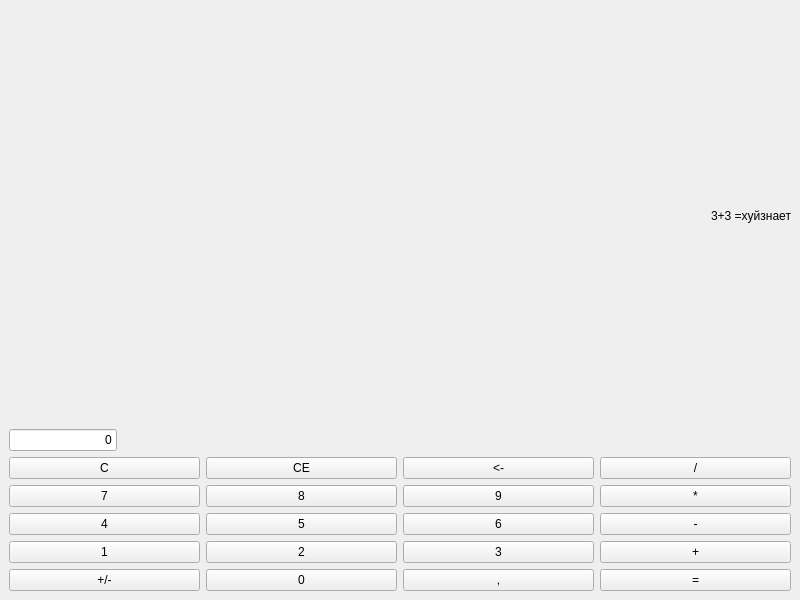
Above: Calculator/Calculator.ui from DrunkMaster1/calculator before the change. Below: the same form after it.
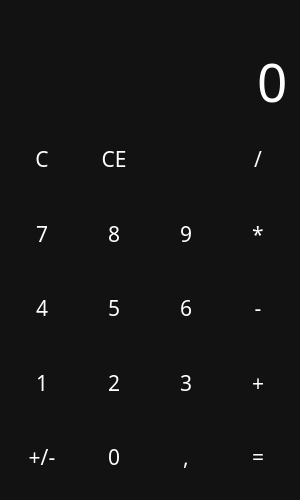
That is the form after the change. Icons and pictures are not drawn.

Commit message: добавили руку

```diff
--- a/Calculator/Calculator.ui
+++ b/Calculator/Calculator.ui
@@ -2,23 +2,67 @@
 <ui version="4.0">
  <class>MainWindow</class>
  <widget class="QMainWindow" name="MainWindow">
+  <property name="enabled">
+   <bool>true</bool>
+  </property>
   <property name="geometry">
    <rect>
     <x>0</x>
     <y>0</y>
-    <width>800</width>
-    <height>600</height>
+    <width>300</width>
+    <height>500</height>
    </rect>
   </property>
+  <property name="minimumSize">
+   <size>
+    <width>300</width>
+    <height>500</height>
+   </size>
+  </property>
   <property name="windowTitle">
    <string>Calculator</string>
   </property>
+  <property name="windowIcon">
+   <iconset resource="C:/Users/Глеб/Python 3.10/Lib/site-packages/PySide6/files.qrc">
+    <normaloff>:/icons/D:/Загрузки/calculate_FILL0_wght400_GRAD0_opsz48.svg</normaloff>:/icons/D:/Загрузки/calculate_FILL0_wght400_GRAD0_opsz48.svg</iconset>
+  </property>
+  <property name="styleSheet">
+   <string notr="true">QWidget {
+color: white;
+background-color: #121212;
+font-family: Rubik;
+font-size: 16pt;
+font-weight: 600pt;
+
+}
+QPushButton {
+
+    background-color: transparent;
+    border: none;
+
+}
+
+QPushButton:hover {
+
+    background-color: #666;
+
+}
+
+QPushButton:pressed {
+
+    background-color: #888;
+
+}</string>
+  </property>
   <widget class="QWidget" name="centralwidget">
    <layout class="QVBoxLayout" name="verticalLayout">
     <item>
      <widget class="QLabel" name="blb_temp">
+      <property name="styleSheet">
+       <string notr="true">color: #888;</string>
+      </property>
       <property name="text">
-       <string>3+3 =хуйзнает</string>
+       <string/>
       </property>
       <property name="alignment">
        <set>Qt::AlignRight|Qt::AlignTrailing|Qt::AlignVCenter</set>
@@ -28,11 +72,15 @@
     <item>
      <widget class="QLineEdit" name="le_entry">
       <property name="sizePolicy">
-       <sizepolicy hsizetype="Maximum" vsizetype="Fixed">
+       <sizepolicy hsizetype="Minimum" vsizetype="Maximum">
         <horstretch>0</horstretch>
         <verstretch>0</verstretch>
        </sizepolicy>
       </property>
+      <property name="styleSheet">
+       <string notr="true">font-size: 40pt;
+border:none;</string>
+      </property>
       <property name="text">
        <string>0</string>
       </property>
@@ -51,6 +99,14 @@
      <layout class="QGridLayout" name="layout_buttons">
       <item row="2" column="0">
        <widget class="QPushButton" name="btn_7">
+        <property name="sizePolicy">
+         <sizepolicy hsizetype="Minimum" vsizetype="Expanding">
+          <horstretch>0</horstretch>
+          <verstretch>0</verstretch>
+         </sizepolicy>
+        </property><property name="cursor">
+         <cursorShape>PointingHandCursor</cursorShape>
+        </property>
         <property name="text">
          <string>7</string>
         </property>
@@ -61,6 +117,16 @@
       </item>
       <item row="1" column="0">
        <widget class="QPushButton" name="btn_Del">
+        <property name="sizePolicy">
+         <sizepolicy hsizetype="Minimum" vsizetype="Expanding">
+          <horstretch>0</horstretch>
+          <verstretch>0</verstretch>
+         </sizepolicy>
+        </property>
+        
+        <property name="cursor">
+         <cursorShape>PointingHandCursor</cursorShape>
+        </property>
         <property name="text">
          <string>C</string>
         </property>
@@ -68,6 +134,14 @@
       </item>
       <item row="1" column="1">
        <widget class="QPushButton" name="btn_CE">
+        <property name="sizePolicy">
+         <sizepolicy hsizetype="Minimum" vsizetype="Expanding">
+          <horstretch>0</horstretch>
+          <verstretch>0</verstretch>
+         </sizepolicy>
+        </property><property name="cursor">
+         <cursorShape>PointingHandCursor</cursorShape>
+        </property>
         <property name="text">
          <string>CE</string>
         </property>
@@ -78,6 +152,14 @@
       </item>
       <item row="5" column="0">
        <widget class="QPushButton" name="btn_neg">
+        <property name="sizePolicy">
+         <sizepolicy hsizetype="Minimum" vsizetype="Expanding">
+          <horstretch>0</horstretch>
+          <verstretch>0</verstretch>
+         </sizepolicy>
+        </property><property name="cursor">
+         <cursorShape>PointingHandCursor</cursorShape>
+        </property>
         <property name="text">
          <string>+/-</string>
         </property>
@@ -85,6 +167,14 @@
       </item>
       <item row="4" column="0">
        <widget class="QPushButton" name="btn_1">
+        <property name="sizePolicy">
+         <sizepolicy hsizetype="Minimum" vsizetype="Expanding">
+          <horstretch>0</horstretch>
+          <verstretch>0</verstretch>
+         </sizepolicy>
+        </property><property name="cursor">
+         <cursorShape>PointingHandCursor</cursorShape>
+        </property>
         <property name="text">
          <string>1</string>
         </property>
@@ -95,8 +185,26 @@
       </item>
       <item row="1" column="2">
        <widget class="QPushButton" name="btn_backSp">
+        <property name="sizePolicy">
+         <sizepolicy hsizetype="Minimum" vsizetype="Expanding">
+          <horstretch>0</horstretch>
+          <verstretch>0</verstretch>
+         </sizepolicy>
+        </property><property name="cursor">
+         <cursorShape>PointingHandCursor</cursorShape>
+        </property>
         <property name="text">
-         <string>&lt;-</string>
+         <string/>
+        </property>
+        <property name="icon">
+         <iconset resource="C:/Users/Глеб/Python 3.10/Lib/site-packages/PySide6/files.qrc">
+          <normaloff>:/icons/D:/Загрузки/backspace_white_24dp.svg</normaloff>:/icons/D:/Загрузки/backspace_white_24dp.svg</iconset>
+        </property>
+        <property name="iconSize">
+         <size>
+          <width>24</width>
+          <height>24</height>
+         </size>
         </property>
         <property name="shortcut">
          <string/>
@@ -105,6 +213,14 @@
       </item>
       <item row="3" column="0">
        <widget class="QPushButton" name="btn_4">
+        <property name="sizePolicy">
+         <sizepolicy hsizetype="Minimum" vsizetype="Expanding">
+          <horstretch>0</horstretch>
+          <verstretch>0</verstretch>
+         </sizepolicy>
+        </property><property name="cursor">
+         <cursorShape>PointingHandCursor</cursorShape>
+        </property>
         <property name="text">
          <string>4</string>
         </property>
@@ -115,6 +231,14 @@
       </item>
       <item row="1" column="3">
        <widget class="QPushButton" name="btn_div">
+        <property name="sizePolicy">
+         <sizepolicy hsizetype="Minimum" vsizetype="Expanding">
+          <horstretch>0</horstretch>
+          <verstretch>0</verstretch>
+         </sizepolicy>
+        </property><property name="cursor">
+         <cursorShape>PointingHandCursor</cursorShape>
+        </property>
         <property name="text">
          <string>/</string>
         </property>
@@ -125,6 +249,14 @@
       </item>
       <item row="2" column="3">
        <widget class="QPushButton" name="btn_mul">
+        <property name="sizePolicy">
+         <sizepolicy hsizetype="Minimum" vsizetype="Expanding">
+          <horstretch>0</horstretch>
+          <verstretch>0</verstretch>
+         </sizepolicy>
+        </property><property name="cursor">
+         <cursorShape>PointingHandCursor</cursorShape>
+        </property>
         <property name="text">
          <string>*</string>
         </property>
@@ -135,6 +267,14 @@
       </item>
       <item row="3" column="3">
        <widget class="QPushButton" name="btn_minus">
+        <property name="sizePolicy">
+         <sizepolicy hsizetype="Minimum" vsizetype="Expanding">
+          <horstretch>0</horstretch>
+          <verstretch>0</verstretch>
+         </sizepolicy>
+        </property><property name="cursor">
+         <cursorShape>PointingHandCursor</cursorShape>
+        </property>
         <property name="text">
          <string>-</string>
         </property>
@@ -145,6 +285,14 @@
       </item>
       <item row="4" column="3">
        <widget class="QPushButton" name="btn_plus">
+        <property name="sizePolicy">
+         <sizepolicy hsizetype="Minimum" vsizetype="Expanding">
+          <horstretch>0</horstretch>
+          <verstretch>0</verstretch>
+         </sizepolicy>
+        </property><property name="cursor">
+         <cursorShape>PointingHandCursor</cursorShape>
+        </property>
         <property name="text">
          <string>+</string>
         </property>
@@ -155,6 +303,14 @@
       </item>
       <item row="5" column="3">
        <widget class="QPushButton" name="btn_calc">
+        <property name="sizePolicy">
+         <sizepolicy hsizetype="Minimum" vsizetype="Expanding">
+          <horstretch>0</horstretch>
+          <verstretch>0</verstretch>
+         </sizepolicy>
+        </property><property name="cursor">
+         <cursorShape>PointingHandCursor</cursorShape>
+        </property>
         <property name="text">
          <string>=</string>
         </property>
@@ -165,6 +321,14 @@
       </item>
       <item row="5" column="2">
        <widget class="QPushButton" name="btn_point">
+        <property name="sizePolicy">
+         <sizepolicy hsizetype="Minimum" vsizetype="Expanding">
+          <horstretch>0</horstretch>
+          <verstretch>0</verstretch>
+         </sizepolicy>
+        </property><property name="cursor">
+         <cursorShape>PointingHandCursor</cursorShape>
+        </property>
         <property name="text">
          <string>,</string>
         </property>
@@ -175,6 +339,14 @@
       </item>
       <item row="4" column="2">
        <widget class="QPushButton" name="btn_3">
+        <property name="sizePolicy">
+         <sizepolicy hsizetype="Minimum" vsizetype="Expanding">
+          <horstretch>0</horstretch>
+          <verstretch>0</verstretch>
+         </sizepolicy>
+        </property><property name="cursor">
+         <cursorShape>PointingHandCursor</cursorShape>
+        </property>
         <property name="text">
          <string>3</string>
         </property>
@@ -185,6 +357,14 @@
       </item>
       <item row="3" column="2">
        <widget class="QPushButton" name="btn_6">
+        <property name="sizePolicy">
+         <sizepolicy hsizetype="Minimum" vsizetype="Expanding">
+          <horstretch>0</horstretch>
+          <verstretch>0</verstretch>
+         </sizepolicy>
+        </property><property name="cursor">
+         <cursorShape>PointingHandCursor</cursorShape>
+        </property>
         <property name="text">
          <string>6</string>
         </property>
@@ -195,6 +375,14 @@
       </item>
       <item row="2" column="2">
        <widget class="QPushButton" name="btn_9">
+        <property name="sizePolicy">
+         <sizepolicy hsizetype="Minimum" vsizetype="Expanding">
+          <horstretch>0</horstretch>
+          <verstretch>0</verstretch>
+         </sizepolicy>
+        </property><property name="cursor">
+         <cursorShape>PointingHandCursor</cursorShape>
+        </property>
         <property name="text">
          <string>9</string>
         </property>
@@ -205,6 +393,14 @@
       </item>
       <item row="2" column="1">
        <widget class="QPushButton" name="btn_8">
+        <property name="sizePolicy">
+         <sizepolicy hsizetype="Minimum" vsizetype="Expanding">
+          <horstretch>0</horstretch>
+          <verstretch>0</verstretch>
+         </sizepolicy>
+        </property><property name="cursor">
+         <cursorShape>PointingHandCursor</cursorShape>
+        </property>
         <property name="text">
          <string>8</string>
         </property>
@@ -215,6 +411,14 @@
       </item>
       <item row="3" column="1">
        <widget class="QPushButton" name="btn_5">
+        <property name="sizePolicy">
+         <sizepolicy hsizetype="Minimum" vsizetype="Expanding">
+          <horstretch>0</horstretch>
+          <verstretch>0</verstretch>
+         </sizepolicy>
+        </property><property name="cursor">
+         <cursorShape>PointingHandCursor</cursorShape>
+        </property>
         <property name="text">
          <string>5</string>
         </property>
@@ -225,6 +429,17 @@
       </item>
       <item row="4" column="1">
        <widget class="QPushButton" name="btn_2">
+        <property name="sizePolicy">
+         <sizepolicy hsizetype="Minimum" vsizetype="Expanding">
+          <horstretch>0</horstretch>
+          <verstretch>0</verstretch>
+         </sizepolicy>
+        </property><property name="cursor">
+         <cursorShape>PointingHandCursor</cursorShape>
+        </property>
+        <property name="cursor">
+         <cursorShape>PointingHandCursor</cursorShape>
+        </property>
         <property name="text">
          <string>2</string>
         </property>
@@ -235,6 +450,17 @@
       </item>
       <item row="5" column="1">
        <widget class="QPushButton" name="btn_0">
+        <property name="sizePolicy">
+         <sizepolicy hsizetype="Minimum" vsizetype="Expanding">
+          <horstretch>0</horstretch>
+          <verstretch>0</verstretch>
+         </sizepolicy>
+        </property><property name="cursor">
+         <cursorShape>PointingHandCursor</cursorShape>
+        </property>
+        <property name="cursor">
+         <cursorShape>PointingHandCursor</cursorShape>
+        </property>
         <property name="text">
          <string>0</string>
         </property>
```
Left out of the diff: 4 changed lines with no effect on the pictures.
